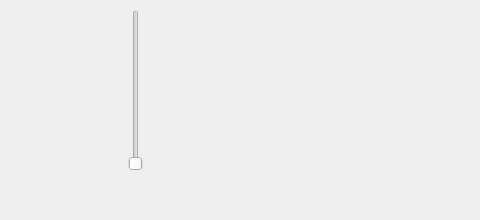
First picture: the form in src/ui/volume.ui, repository tomblackshaw/palpac, before the edit.
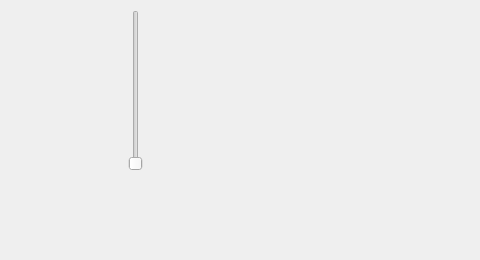
Second picture: the form after the edit.

```diff
--- a/src/ui/volume.ui
+++ b/src/ui/volume.ui
@@ -7,7 +7,7 @@
     <x>0</x>
     <y>0</y>
     <width>480</width>
-    <height>220</height>
+    <height>260</height>
    </rect>
   </property>
   <property name="sizePolicy">
```
